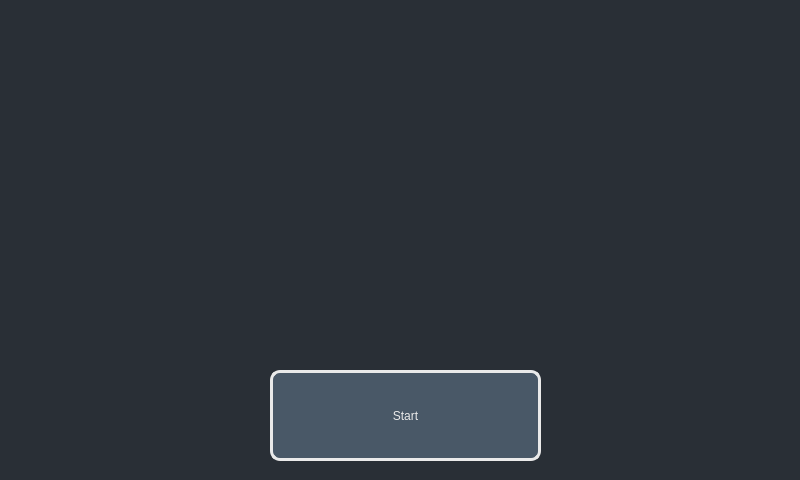
Qt form software/control_system/gui/start.ui (VentCU/bbwtb) before a commit.
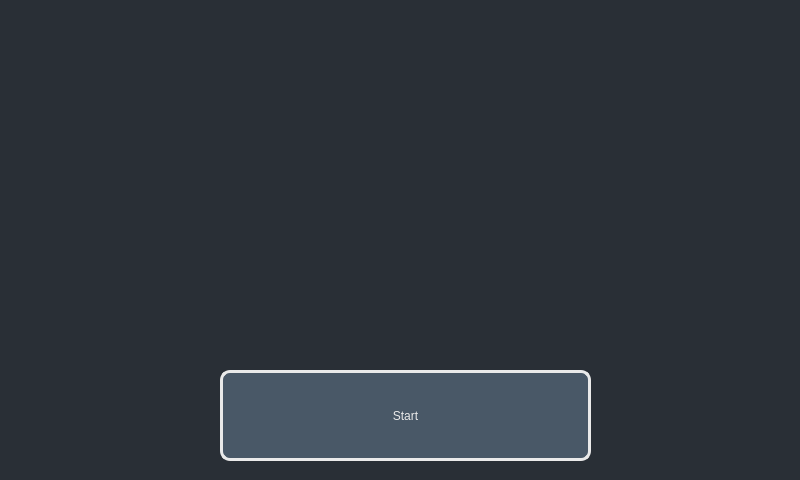
The same form after that commit. Icons and pictures are not drawn.

The edit to the form file:
```diff
--- a/software/control_system/gui/start.ui
+++ b/software/control_system/gui/start.ui
@@ -35,9 +35,9 @@
    <widget class="QPushButton" name="start_button">
     <property name="geometry">
      <rect>
-      <x>270</x>
+      <x>220</x>
       <y>370</y>
-      <width>271</width>
+      <width>371</width>
       <height>91</height>
      </rect>
     </property>
@@ -67,10 +67,10 @@
    <widget class="QLabel" name="label">
     <property name="geometry">
      <rect>
-      <x>230</x>
+      <x>220</x>
       <y>20</y>
-      <width>341</width>
-      <height>331</height>
+      <width>361</width>
+      <height>301</height>
      </rect>
     </property>
     <property name="text">
```
Left out of the diff: 2 changed lines with no effect on the pictures.
